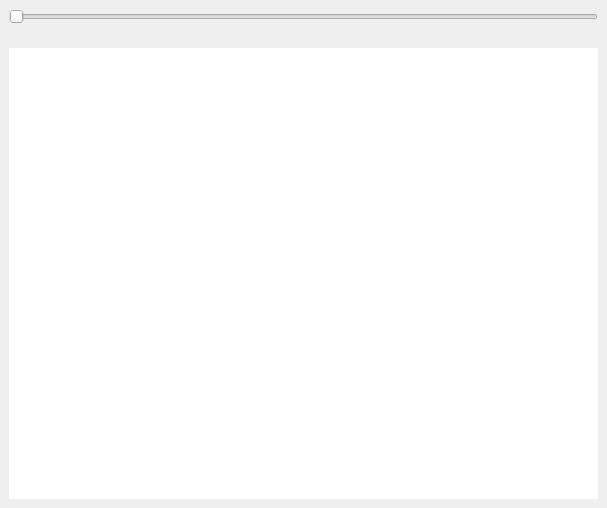
Above: data/ui/containers/text_area.ui from brandonzorn/Nlight before the change. Below: the same form after it.
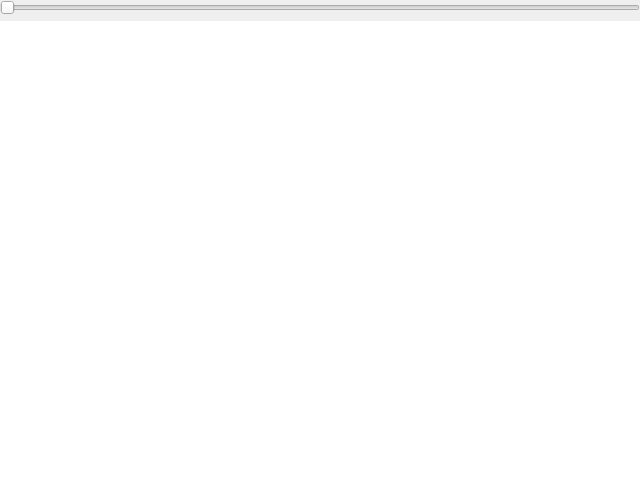
That is the form after the change. Custom widgets are drawn as their Qt base class.

Commit message: refactor: change widgets name in image and text area widgets

Patch:
```diff
--- a/data/ui/containers/text_area.ui
+++ b/data/ui/containers/text_area.ui
@@ -6,8 +6,8 @@
    <rect>
     <x>0</x>
     <y>0</y>
-    <width>607</width>
-    <height>508</height>
+    <width>640</width>
+    <height>480</height>
    </rect>
   </property>
   <property name="windowTitle">
@@ -29,6 +29,21 @@
    <item>
     <widget class="SimpleCardWidget" name="size_frame">
      <layout class="QHBoxLayout" name="horizontalLayout_2">
+      <property name="spacing">
+       <number>0</number>
+      </property>
+      <property name="leftMargin">
+       <number>0</number>
+      </property>
+      <property name="topMargin">
+       <number>0</number>
+      </property>
+      <property name="rightMargin">
+       <number>0</number>
+      </property>
+      <property name="bottomMargin">
+       <number>0</number>
+      </property>
       <item>
        <widget class="Slider" name="size_slider">
         <property name="focusPolicy">
@@ -57,6 +72,21 @@
       </sizepolicy>
      </property>
      <layout class="QHBoxLayout" name="horizontalLayout">
+      <property name="spacing">
+       <number>0</number>
+      </property>
+      <property name="leftMargin">
+       <number>0</number>
+      </property>
+      <property name="topMargin">
+       <number>0</number>
+      </property>
+      <property name="rightMargin">
+       <number>0</number>
+      </property>
+      <property name="bottomMargin">
+       <number>0</number>
+      </property>
       <item>
        <widget class="TextEdit" name="text_browser">
         <property name="focusPolicy">
```
Left out of the diff: 25 changed lines with no effect on the pictures. The commit also changes 5 other files.
